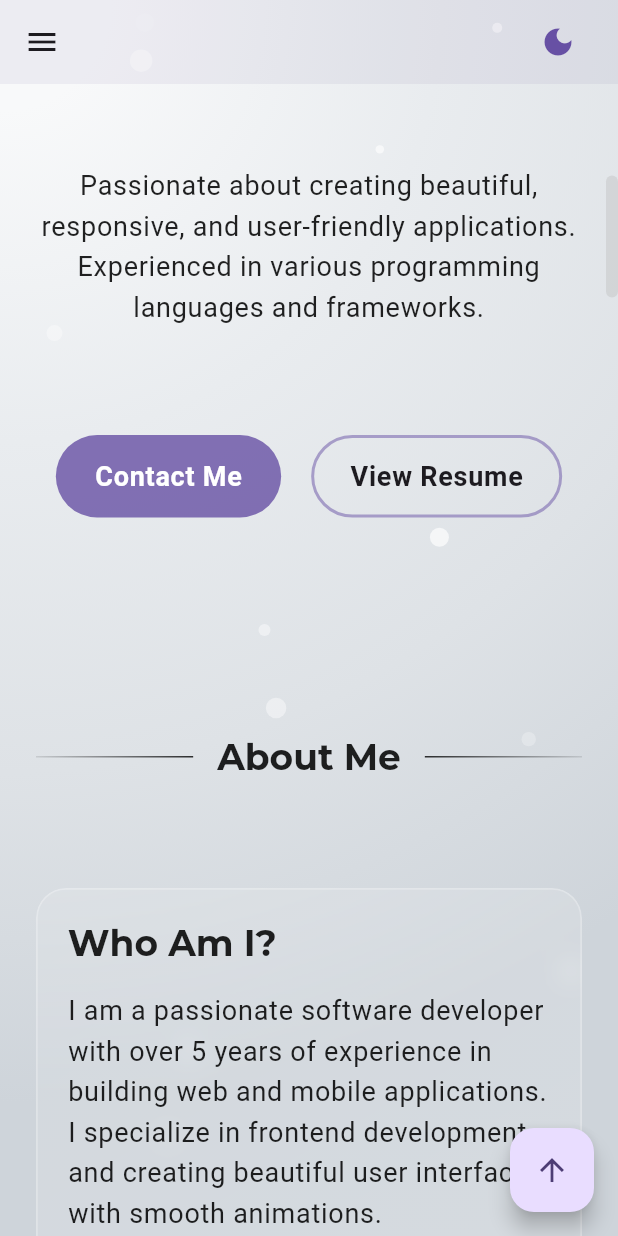
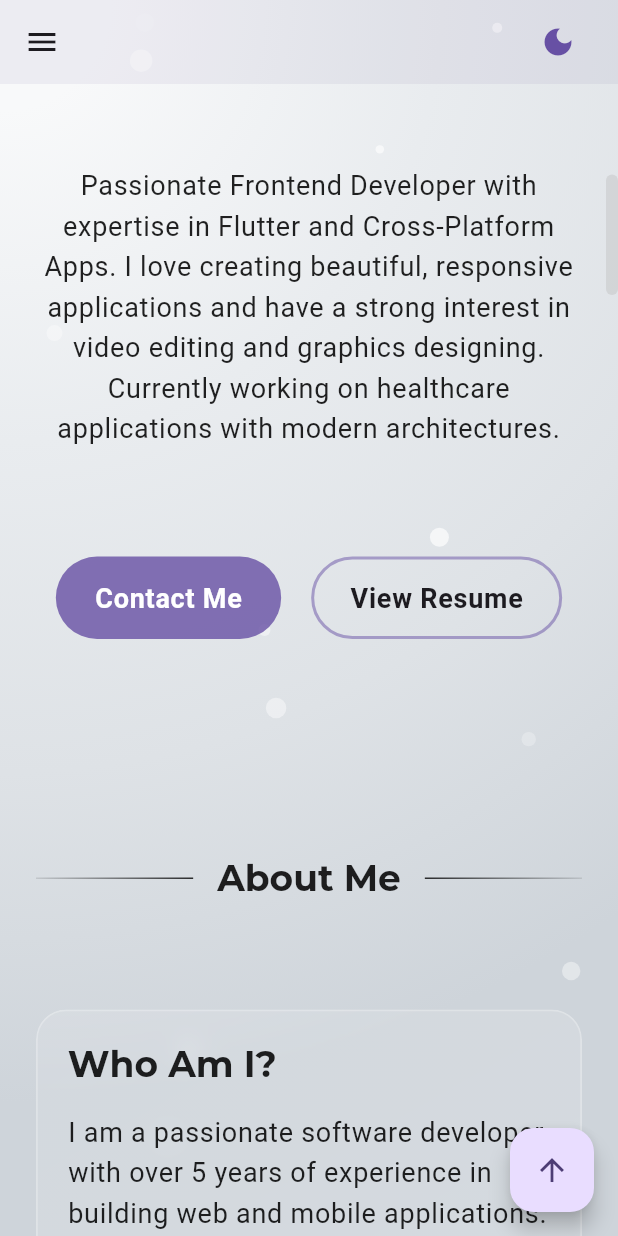
Before and after one commit to Sourish2003/online_portfolio, a Flutter app: the screen it shows after launch, scrolled down 576 dp, after a tap on "View Resume", on a phone screen of 412 x 824 dp. Run offline on Flutter 3.47's test engine with Material 3 defaults, Android fonts, the phone set to English and light mode, and no system bars; drawn by our look-alikes of flutter_animate; our stand-ins replace animated_text_kit, cloud_firestore, country_code_picker, firebase_core, flutter_staggered_animations, font_awesome_flutter and 2 more; accounts and stored records are empty.

Commit message:
Information change, integrated INTL country codes
Removed static information and replaced with actual data. Integrated international country codes

```diff
--- a/lib/constants/imageconstants.dart
+++ b/lib/constants/imageconstants.dart
@@ -6,7 +6,7 @@ class ImageConstants {
 
   // Project images
   static const String project1 = "assets/images/project1_placeholder.jpeg";
-  static const String project2 = "assets/images/project2_placeholder.jpeg";
+  static const String project2 = "assets/images/ODS_project_animated_image.png";
   static const String project3 = "assets/images/project3_placeholder.jpeg";
 
   // Background images
--- a/lib/main.dart
+++ b/lib/main.dart
@@ -46,7 +46,7 @@ class _MyAppState extends State<MyApp> {
   @override
   Widget build(BuildContext context) {
     return MaterialApp(
-      title: 'Portfolio',
+      title: 'Sourish Merugumilli - Portfolio',
       debugShowCheckedModeBanner: false,
       theme: _isDarkMode ? AppTheme.darkTheme : AppTheme.lightTheme,
       builder: (context, child) => ResponsiveBreakpoints.builder(
--- a/lib/screens/home_screen.dart
+++ b/lib/screens/home_screen.dart
@@ -11,7 +11,6 @@ import 'sections/contact_section/view/contact_section.dart';
 import 'sections/hero_section.dart';
 import 'sections/projects_section.dart';
 
-// Utility function to launch URLs
 void launchURL(String url) async {
   try {
     final Uri uri = Uri.parse(url);
@@ -380,22 +379,22 @@ class FooterSection extends StatelessWidget {
             children: [
               SocialIcon(
                 icon: FontAwesomeIcons.github,
-                onTap: () => launchURL('https://github.com/yourusername'),
+                onTap: () => launchURL('https://github.com/Sourish2003'),
                 isDarkMode: isDarkMode,
               ),
               SocialIcon(
                 icon: FontAwesomeIcons.linkedin,
-                onTap: () => launchURL('https://linkedin.com/in/yourprofile'),
+                onTap: () => launchURL('https://www.linkedin.com/in/sourish-merugumilli/'),
                 isDarkMode: isDarkMode,
               ),
               SocialIcon(
                 icon: FontAwesomeIcons.envelope,
-                onTap: () => launchURL('mailto:your.email@example.com'),
+                onTap: () => launchURL('mailto:sourish666@gmail.com'),
                 isDarkMode: isDarkMode,
               ),
               SocialIcon(
-                icon: FontAwesomeIcons.twitter,
-                onTap: () => launchURL('https://twitter.com/yourusername'),
+                icon: FontAwesomeIcons.code,
+                onTap: () => launchURL('https://leetcode.com/sourish666/'),
                 isDarkMode: isDarkMode,
               ),
             ],
--- a/lib/screens/sections/contact_section/view/contact_section.dart
+++ b/lib/screens/sections/contact_section/view/contact_section.dart
@@ -4,8 +4,10 @@ import 'package:font_awesome_flutter/font_awesome_flutter.dart';
 import 'package:online_portfolio/widgets/animated_container_card.dart';
 import 'package:online_portfolio/widgets/section_divider.dart';
 import 'package:responsive_framework/responsive_framework.dart';
+import 'package:country_code_picker/country_code_picker.dart';
 
 import '../../../../services/firestore_service.dart';
+import '../../../home_screen.dart';
 import '../model/contact_submission_model.dart';
 
 class ContactSection extends StatefulWidget {
@@ -26,6 +28,7 @@ class _ContactSectionState extends State<ContactSection> {
   final _emailController = TextEditingController();
   final _phoneController = TextEditingController();
   final _messageController = TextEditingController();
+  String _selectedCountryCode = '+91'; // Default country code
 
   final FirestoreService _firestoreService = FirestoreService();
   bool _isSubmitting = false;
@@ -46,6 +49,27 @@ class _ContactSectionState extends State<ContactSection> {
     super.dispose();
   }
 
+  // Phone number validation
+  String? _validatePhoneNumber(String? value) {
+    if (value == null || value.isEmpty) {
+      return null; // Phone is optional
+    }
+
+    // Remove any non-digit characters except plus sign
+    final cleanPhone = value.replaceAll(RegExp(r'[^\d+]'), '');
+
+    if (cleanPhone.length < 10) {
+      return 'Please enter a valid phone number';
+    }
+
+    // Check if the number contains only digits
+    if (!RegExp(r'^\+?\d+$').hasMatch(cleanPhone)) {
+      return 'Phone number can only contain digits';
+    }
+
+    return null;
+  }
+
   Future<void> _submitForm() async {
     if (_formKey.currentState!.validate()) {
       setState(() {
@@ -54,10 +78,16 @@ class _ContactSectionState extends State<ContactSection> {
       });
 
       try {
+        // Combine country code and phone number if phone is provided
+        String? fullPhoneNumber;
+        if (_phoneController.text.trim().isNotEmpty) {
+          fullPhoneNumber = '$_selectedCountryCode${_phoneController.text.trim()}';
+        }
+
         final submission = ContactSubmission(
           name: _nameController.text.trim(),
           email: _emailController.text.trim(),
-          phone: _phoneController.text.trim().isEmpty ? null : _phoneController.text.trim(),
+          phone: fullPhoneNumber,
           message: _messageController.text.trim(),
           timestamp: DateTime.now(),
         );
@@ -157,6 +187,7 @@ class _ContactSectionState extends State<ContactSection> {
 
   Widget _buildContactForm(BuildContext context) {
     final theme = Theme.of(context);
+    final isDark = widget.isDarkMode;
 
     return AnimatedContainerCard(
       child: Form(
@@ -195,7 +226,7 @@ class _ContactSectionState extends State<ContactSection> {
                 if (value == null || value.trim().isEmpty) {
                   return 'Please enter your email';
                 }
-                if (!RegExp(r'^[\w-\.]+@([\w-]+\.)+[\w-]{2,4}$').hasMatch(value)) {
+                if (!RegExp(r'^[\w-.]+@([\w-]+\.)+[\w-]{2,4}$').hasMatch(value)) {
                   return 'Please enter a valid email';
                 }
                 return null;
@@ -203,12 +234,86 @@ class _ContactSectionState extends State<ContactSection> {
             ),
             const SizedBox(height: 16),
 
-            // Phone Field (Optional)
-            _buildTextField(
-              controller: _phoneController,
-              label: 'Phone (Optional)',
-              prefixIcon: Icons.phone_outlined,
-              validator: null,
+            // Phone Field with Country Code Picker
+            Row(
+              crossAxisAlignment: CrossAxisAlignment.start,
+              children: [
+                Container(
+                  decoration: BoxDecoration(
+                    border: Border.all(
+                      color: isDark
+                          ? Colors.white.withValues(alpha: 0.1)
+                          : Colors.black.withValues(alpha: 0.1),
+                    ),
+                    borderRadius: BorderRadius.circular(8),
+                  ),
+                  child: CountryCodePicker(
+                    onChanged: (CountryCode code) {
+                      setState(() {
+                        _selectedCountryCode = code.dialCode ?? '+91';
+                      });
+                    },
+                    initialSelection: 'IN',
+                    favorite: const ['US', 'GB', 'CA', 'IN'],
+                    showCountryOnly: false,
+                    showOnlyCountryWhenClosed: false,
+                    alignLeft: false,
+                    textStyle: theme.textTheme.bodyMedium,
+                    dialogTextStyle: theme.textTheme.bodyMedium,
+                    searchStyle: theme.textTheme.bodyMedium,
+                    dialogBackgroundColor: theme.scaffoldBackgroundColor,
+                    searchDecoration: InputDecoration(
+                      border: OutlineInputBorder(
+                        borderRadius: BorderRadius.circular(8),
+                      ),
+                      contentPadding: const EdgeInsets.symmetric(
+                        horizontal: 16,
+                        vertical: 12,
+                      ),
+                    ),
+                  ),
+                ),
+                const SizedBox(width: 8),
+                Expanded(
+                  child: TextFormField(
+                    controller: _phoneController,
+                    validator: _validatePhoneNumber,
+                    style: theme.textTheme.bodyMedium,
+                    keyboardType: TextInputType.phone,
+                    decoration: InputDecoration(
+                      labelText: 'Phone (Optional)',
+                      prefixIcon: const Icon(Icons.phone_outlined),
+                      filled: true,
+                      fillColor: isDark
+                          ? Colors.white.withValues(alpha: 0.05)
+                          : Colors.black.withValues(alpha: 0.03),
+                      border: OutlineInputBorder(
+                        borderRadius: BorderRadius.circular(8),
+                        borderSide: BorderSide(
+                          color: isDark
+                              ? Colors.white.withValues(alpha: 0.1)
+                              : Colors.black.withValues(alpha: 0.1),
+                        ),
+                      ),
+                      enabledBorder: OutlineInputBorder(
+                        borderRadius: BorderRadius.circular(8),
+                        borderSide: BorderSide(
+                          color: isDark
+                              ? Colors.white.withValues(alpha: 0.1)
+                              : Colors.black.withValues(alpha: 0.1),
+                        ),
+                      ),
+                      focusedBorder: OutlineInputBorder(
+                        borderRadius: BorderRadius.circular(8),
+                        borderSide: BorderSide(
+                          color: theme.colorScheme.primary,
+                          width: 2,
+                        ),
+                      ),
+                    ),
+                  ),
+                ),
+              ],
             ),
             const SizedBox(height: 16),
 
@@ -362,17 +467,17 @@ class _ContactSectionState extends State<ContactSection> {
                 _buildContactItem(
                   icon: Icons.email_outlined,
                   title: 'Email',
-                  detail: 'john.doe@example.com',
+                  detail: 'sourish666@gmail.com',
                 ),
                 _buildContactItem(
                   icon: Icons.phone_outlined,
                   title: 'Phone',
-                  detail: '+1 (123) 456-7890',
+                  detail: '+91 99693 51402',
                 ),
                 _buildContactItem(
                   icon: Icons.location_on_outlined,
                   title: 'Location',
-                  detail: 'San Francisco, CA',
+                  detail: 'Mumbai, Maharashtra, India',
                 ),
               ]
                   .animate(interval: 100.ms)
@@ -399,19 +504,19 @@ class _ContactSectionState extends State<ContactSection> {
                 children: [
                   _buildSocialButton(
                     icon: FontAwesomeIcons.github,
-                    onTap: () {},
+                    onTap: () => launchURL('https://github.com/Sourish2003'),
                   ),
                   _buildSocialButton(
                     icon: FontAwesomeIcons.linkedin,
-                    onTap: () {},
+                    onTap: () => launchURL('https://www.linkedin.com/in/sourish-merugumilli/'),
                   ),
                   _buildSocialButton(
                     icon: FontAwesomeIcons.twitter,
-                    onTap: () {},
+                    onTap: () => launchURL('https://twitter.com/username'), // Update with actual
                   ),
                   _buildSocialButton(
-                    icon: FontAwesomeIcons.instagram,
-                    onTap: () {},
+                    icon: FontAwesomeIcons.kaggle,
+                    onTap: () => launchURL('https://www.kaggle.com/sourishm'),
                   ),
                 ],
               ),
--- a/lib/screens/sections/hero_section.dart
+++ b/lib/screens/sections/hero_section.dart
@@ -2,6 +2,8 @@ import 'package:animated_text_kit/animated_text_kit.dart';
 import 'package:flutter/material.dart';
 import 'package:online_portfolio/animations/animated_reveal.dart';
 import 'package:responsive_framework/responsive_framework.dart';
+
+import '../home_screen.dart';
 
 // Custom Parallax implementation
 class SimpleParallax extends StatefulWidget {
@@ -177,19 +179,19 @@ class HeroSection extends StatelessWidget {
                     repeatForever: true,
                     animatedTexts: [
                       TypewriterAnimatedText(
-                        'Software Developer',
+                        'Flutter Developer',
                         speed: const Duration(milliseconds: 100),
                       ),
                       TypewriterAnimatedText(
-                        'Web Designer',
+                        'Frontend Developer',
                         speed: const Duration(milliseconds: 100),
                       ),
                       TypewriterAnimatedText(
-                        'Mobile Developer',
+                        'AIML Enthusiast',
                         speed: const Duration(milliseconds: 100),
                       ),
                       TypewriterAnimatedText(
-                        'UI/UX Designer',
+                        'Mobile App Developer',
                         speed: const Duration(milliseconds: 100),
                       ),
                     ],
@@ -201,7 +203,10 @@ class HeroSection extends StatelessWidget {
             SizedBox(
               width: isMobile ? double.infinity : 400,
               child: Text(
-                'Passionate about creating beautiful, responsive, and user-friendly applications. Experienced in various programming languages and frameworks.',
+                'Passionate Frontend Developer with expertise in Flutter and Cross-Platform Apps. '
+                    'I love creating beautiful, responsive applications and have a strong interest in '
+                    'video editing and graphics designing. Currently working on healthcare applications '
+                    'with modern architectures.',
                 style: theme.textTheme.bodyLarge,
                 textAlign: isColumn ? TextAlign.center : TextAlign.start,
               ),
@@ -219,7 +224,7 @@ class HeroSection extends StatelessWidget {
                 HeroButton(
                   title: 'View Resume',
                   isPrimary: false,
-                  onTap: () {},
+                  onTap: () => launchURL('assets/resume/SOURISH_MERUGUMILLI_Flutter.pdf'),
                 ),
               ],
             ),
--- a/lib/screens/sections/projects_section.dart
+++ b/lib/screens/sections/projects_section.dart
@@ -146,7 +146,7 @@ class FeaturedProject extends StatelessWidget {
         ),
         const SizedBox(height: 16),
         Text(
-          'Mobile E-Commerce App',
+          'Food Fitness Healthcare Apps',
           style: theme.textTheme.headlineMedium?.copyWith(
             fontWeight: FontWeight.bold,
             color: theme.textTheme.headlineMedium?.color,
@@ -154,7 +154,9 @@ class FeaturedProject extends StatelessWidget {
         ),
         const SizedBox(height: 16),
         Text(
-          'A modern e-commerce mobile application with advanced animations, beautiful UI, and seamless user experience. Includes features like product search, filtering, user authentication, and payment processing.',
+          'Comprehensive healthcare applications for doctors and patients with MVVM architecture. '
+              'Features include secure OTP authentication, JWT token management, video consultations '
+              'via Jitsi Meet, and family profile management. Reduced in-person appointments by 70%.',
           style: theme.textTheme.bodyLarge,
         ),
         const SizedBox(height: 24),
@@ -163,9 +165,11 @@ class FeaturedProject extends StatelessWidget {
           runSpacing: 12.0,
           children: [
             TechChip(label: 'Flutter'),
-            TechChip(label: 'Firebase'),
-            TechChip(label: 'State Management'),
-            TechChip(label: 'Payment Gateway'),
+            TechChip(label: 'MVVM'),
+            TechChip(label: 'Provider'),
+            TechChip(label: 'Dio'),
+            TechChip(label: 'Jitsi Meet'),
+            TechChip(label: 'Go Router'),
           ],
         ),
         const SizedBox(height: 24),
@@ -205,32 +209,36 @@ class ProjectGrid extends StatelessWidget {
     // List of projects
     final projects = [
       ProjectData(
+        title: 'Real-time Object Detection System',
+        description:
+        'YOLOv8-based industrial object detection with camera calibration for BARC. '
+            'Achieved 80% accuracy with GUI for real-time monitoring.',
+        image: ImageConstants.project2,
+        tags: ['YOLOv8', 'Python', 'OpenCV', 'Tkinter'],
+      ),
+      ProjectData(
+        title: 'Fragile Asset Tracking App',
+        description:
+        'IoT-based mobile app for real-time asset tracking with GPS. Reduced lost '
+            'assets by 25% and increased delivery efficiency by 15%.',
+        image: ImageConstants.project3,
+        tags: ['Flutter', 'Firebase', 'IoT', 'GPS'],
+      ),
+      ProjectData(
+        title: 'SmartReps Fitness App',
+        description:
+        'ML-powered yoga pose detection with wearable temperature tracking. '
+            'Integrates real-time feedback for safer workouts.',
+        image: ImageConstants.project1,
+        tags: ['Python', 'TensorFlow.js', 'Firebase', 'IoT'],
+      ),
+      ProjectData(
         title: 'Portfolio Website',
         description:
-            'A responsive portfolio website built with modern web technologies and animations.',
-        image: ImageConstants.project2,
-        tags: ['React', 'JavaScript', 'CSS', 'Animation'],
-      ),
-      ProjectData(
-        title: 'Task Management App',
-        description:
-            'A productivity app for managing tasks, with reminders and progress tracking.',
+        'Modern responsive portfolio with smooth animations and beautiful UI. '
+            'Built with Flutter Web and Firebase integration.',
         image: ImageConstants.project3,
-        tags: ['Flutter', 'Firebase', 'State Management'],
-      ),
-      ProjectData(
-        title: 'Social Media Dashboard',
-        description:
-            'An analytics dashboard for social media performance monitoring and reporting.',
-        image: ImageConstants.project1,
-        tags: ['React', 'Node.js', 'Data Visualization'],
-      ),
-      ProjectData(
-        title: 'Weather Application',
-        description:
-            'Real-time weather application with beautiful UI and accurate forecasts.',
-        image: ImageConstants.project2,
-        tags: ['Flutter', 'API Integration', 'Animations'],
+        tags: ['Flutter Web', 'Firebase', 'Animations'],
       ),
     ];
 
--- a/pubspec.yaml
+++ b/pubspec.yaml
@@ -48,8 +48,9 @@ dependencies:
   flutter_staggered_animations:
   font_awesome_flutter:
   url_launcher:
-  firebase_core: ^3.13.1
+  firebase_core:
   cloud_firestore:
+  country_code_picker:
 #  auto_size_text:
 
 dev_dependencies:
@@ -78,6 +79,7 @@ flutter:
     - assets/images/
     - assets/icons/
     - assets/fonts/
+    - assets/resume/
 
   # An image asset can refer to one or more resolution-specific "variants", see
   # https://flutter.dev/to/resolution-aware-images
```
Also changed, not shown: assets/images/ODS_project_animated_image.png (added), pubspec.lock, 1 other file.
